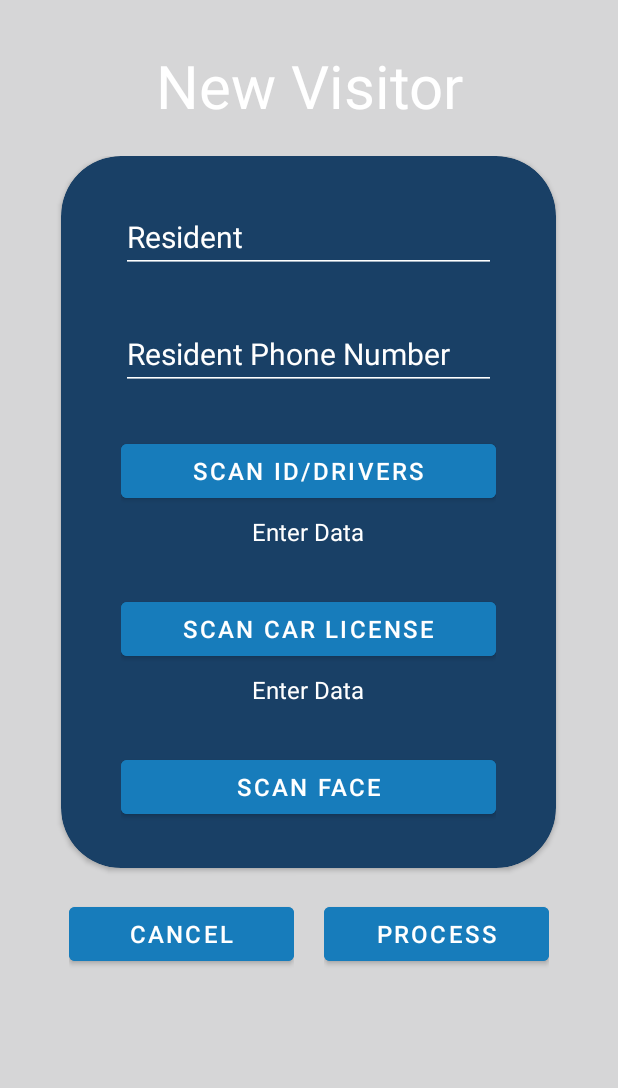
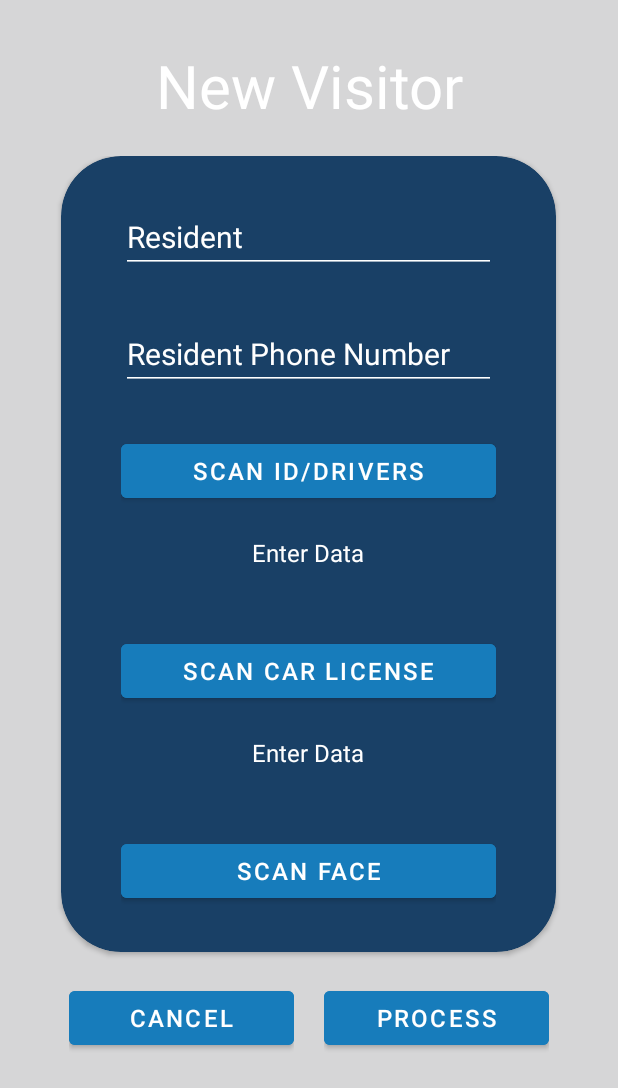
Before and after one commit to Arvauss/VCHackathon-2022-CallingAllVisitors, an Android app: the fragment NewVisitor placed in its activity, on a phone screen of 412 x 824 dp. Shown: the top 1088 px of the screen. Run offline under Robolectric (Android 15) with nearby library versions, the phone set to English and light mode, and no system bars; our stand-ins replace Firebase (no records; nobody signed in at launch, a user with empty details on screens opened directly); Roboto replaces fonts that are not available here.

Commit message:
New Visitor UI Update

```diff
--- a/app/src/main/java/com/example/callingallvisitors/NewVisitor.java
+++ b/app/src/main/java/com/example/callingallvisitors/NewVisitor.java
@@ -13,6 +13,7 @@ import android.view.ViewGroup;
 import android.widget.Button;
 import android.widget.EditText;
 import android.widget.LinearLayout;
+import android.widget.TextView;
 import android.widget.Toast;
 
 import com.example.callingallvisitors.Models.Visitor;
@@ -35,7 +36,8 @@ public class NewVisitor extends Fragment {
 
     private FirebaseAuth mAuth;
     View visitor;
-    EditText name, surname, idNumber, resident, residentPhonenumebr, edtScanID, edtScanCar;
+    TextView edtScanID, edtScanCar;
+    EditText name, surname, idNumber, resident, residentPhonenumebr;
     Button scanFace, processVisitor,btnOkID, btnOkCar;
     LinearLayout DataNewVisitor, DataCar;
 
--- a/app/src/main/res/layout/fragment_new_visitor.xml
+++ b/app/src/main/res/layout/fragment_new_visitor.xml
@@ -121,12 +121,13 @@
 
                             <TextView
                                 android:id="@+id/edtScanID"
-                                android:layout_width="wrap_content"
-                                android:layout_height="wrap_content"
+                                android:layout_width="100dp"
+                                android:layout_height="50dp"
                                 android:text="Enter Data"
                                 android:textColor="@color/white"
                                 android:clickable="true"
-                                android:textSize="16dp"/>
+                                android:textSize="16dp"
+                                android:gravity="center"/>
                         </LinearLayout>
 
                         <LinearLayout
@@ -256,12 +257,13 @@
 
                             <TextView
                                 android:id="@+id/edtScanCar"
-                                android:layout_width="wrap_content"
-                                android:layout_height="wrap_content"
+                                android:layout_width="100dp"
+                                android:layout_height="50dp"
                                 android:clickable="true"
                                 android:text="Enter Data"
                                 android:textColor="@color/white"
-                                android:textSize="16dp" />
+                                android:textSize="16dp"
+                                android:gravity="center"/>
 
                             <LinearLayout
                                 android:id="@+id/DataCar"
```
Also changed, not shown: gradle/wrapper/gradle-wrapper.properties.
